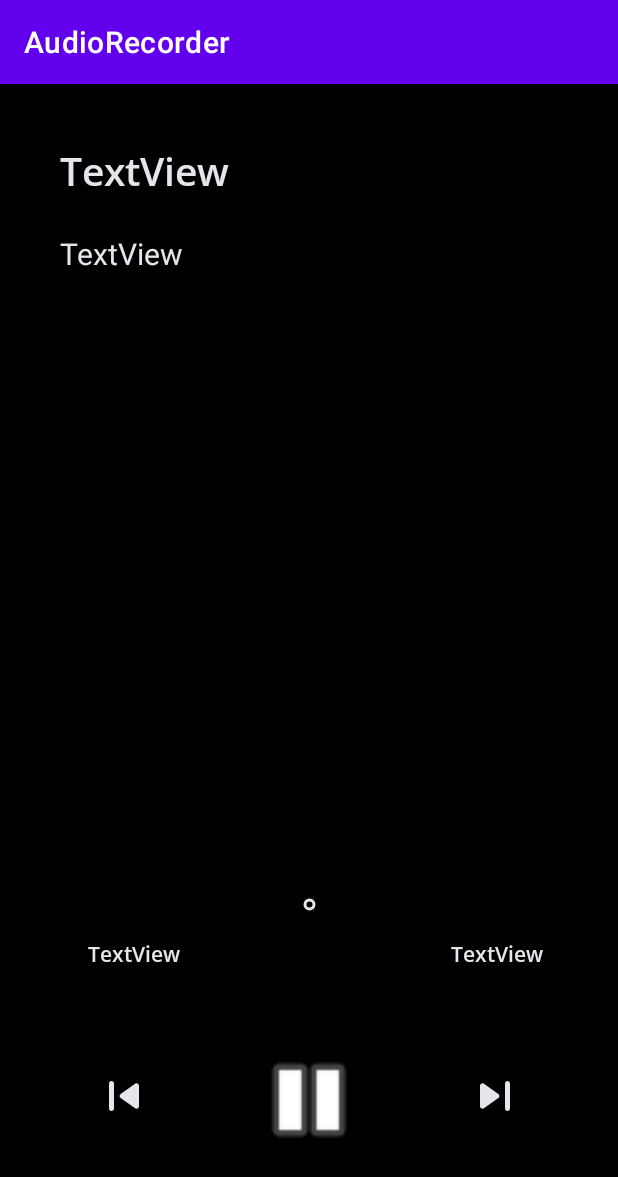
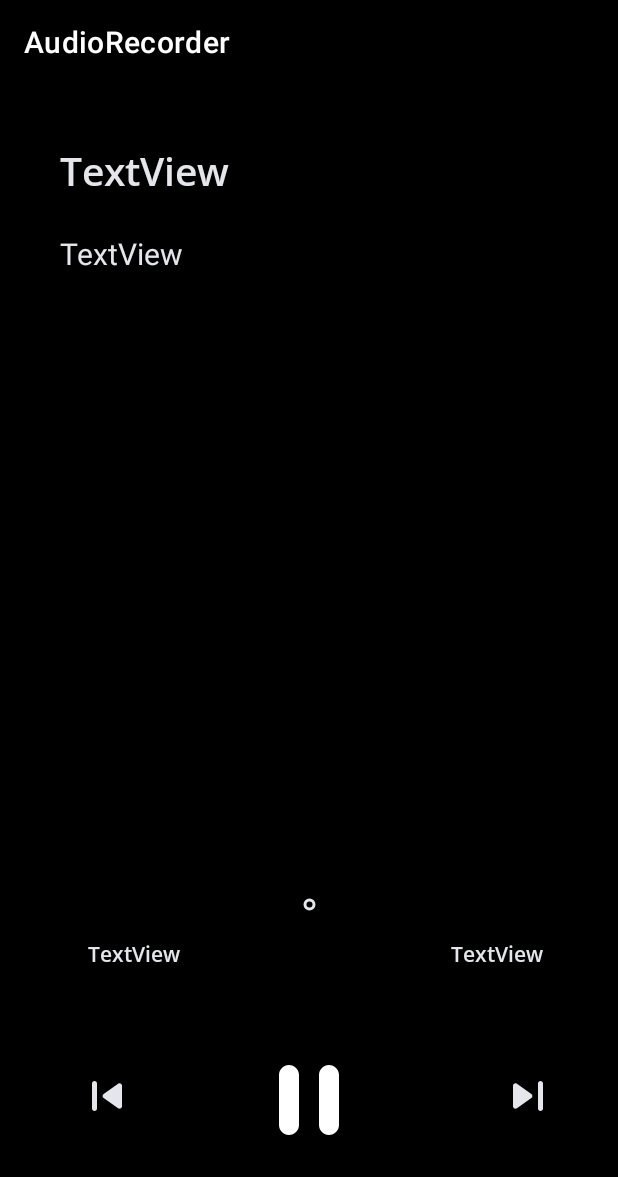
Before and after one commit to sanket099/AudioRecorder, an Android app: the PlayActivity screen opened directly, with no data from a screen before it, on a phone screen of 412 x 824 dp. Shown: the top 1177 px of the screen. Run offline under Robolectric (Android 15) with nearby library versions, the phone set to English and light mode, and no system bars; 1 statement that could not run was skipped.

Commit message:
play_activity

```diff
--- a/app/src/main/AndroidManifest.xml
+++ b/app/src/main/AndroidManifest.xml
@@ -3,8 +3,9 @@
     package="com.sanket.audiorecorder">
 
     <uses-permission android:name="android.permission.RECORD_AUDIO" />
-    <uses-permission android:name="android.permission.STORAGE" />
+
     <uses-permission android:name="android.permission.WRITE_EXTERNAL_STORAGE" />
+    <uses-permission android:name="android.permission.READ_EXTERNAL_STORAGE"/>
 
     <application
         android:allowBackup="true"
--- a/app/src/main/java/com/sanket/audiorecorder/AudioFilesActivity.kt
+++ b/app/src/main/java/com/sanket/audiorecorder/AudioFilesActivity.kt
@@ -83,6 +83,7 @@ class AudioFilesActivity : AppCompatActivity(), AudioFileAdapter.OnItemClickList
         println(audioList)
         startActivity(Intent(context, PlayActivity::class.java)
             .putExtra("AudioFile", item)
+                .putExtra("Position", audioList.indexOf(item))
             .putParcelableArrayListExtra("Array", audioList))
 
     }
--- a/app/src/main/java/com/sanket/audiorecorder/PlayActivity.kt
+++ b/app/src/main/java/com/sanket/audiorecorder/PlayActivity.kt
@@ -1,21 +1,21 @@
 package com.sanket.audiorecorder
 
-import android.R
-import android.R.attr.name
-import android.R.id
-import android.content.ContentUris
+
+
+import android.Manifest
+import android.content.pm.PackageManager
 import android.media.MediaPlayer
 import android.media.MediaPlayer.OnCompletionListener
 import android.net.Uri
 import android.os.Bundle
 import android.os.Handler
-import android.os.Parcelable
-import android.provider.MediaStore
-import android.text.TextUtils
+
 import android.view.View
 import android.widget.SeekBar
 import android.widget.Toast
 import androidx.appcompat.app.AppCompatActivity
+import androidx.core.app.ActivityCompat
+import androidx.core.content.ContextCompat
 import com.sanket.audiorecorder.databinding.ActivityPlayBinding
 
 
@@ -23,15 +23,15 @@ import com.sanket.audiorecorder.databinding.ActivityPlayBinding
 class PlayActivity : AppCompatActivity() {
     private lateinit var _binding : ActivityPlayBinding
     private var audioFile : AudioFileClass? = null
-    private var audioArray : ArrayList<AudioFileClass> = ArrayList<AudioFileClass>()
+    private lateinit var audioArray : ArrayList<AudioFileClass>
 
 
-    private lateinit var runnable:Runnable
-    private var handler: Handler = Handler()
+   /* private lateinit var runnable:Runnable
+    private var handler: Handler = Handler()*/
     private var pause:Boolean = false
-    private  var filePath : Uri? = null
+    private var filePath : Uri? = null
     private var mp : MediaPlayer? = null
-    private var position : Int = -1
+    private var position : Int = 0
 
 
     override fun onCreate(savedInstanceState: Bundle?) {
@@ -39,8 +39,9 @@ class PlayActivity : AppCompatActivity() {
         _binding = ActivityPlayBinding.inflate(layoutInflater)
         setContentView(_binding.root)
 
+        audioArray = ArrayList<AudioFileClass>()
         getObject()
-        show_play(false)
+        showPlay(false)
 
         playMahSong()
         seekBarInit()
@@ -52,37 +53,35 @@ class PlayActivity : AppCompatActivity() {
 
         })
 
-        _binding.ivPlay.setOnClickListener(View.OnClickListener {
-            prevSong()
+        _binding.ivPlay.setOnClickListener {
 
-            if(!pause){
+            if (!pause) {
                 if (mp != null) {
                     mp?.pause()
-                    show_play(true)
+                    showPlay(true)
                     pause = true
                 }
 
-            }
-            else{
+            } else {
                 pause = false
-                show_play(false)
+                showPlay(false)
                 playMahSong()
             }
 
-        })
+        }
 
 
-        _binding.ivPrev.setOnClickListener(View.OnClickListener {
+        _binding.ivPrev.setOnClickListener {
             prevSong()
 
-        })
+        }
 
         _binding.seekBar.setOnSeekBarChangeListener(object :
                 SeekBar.OnSeekBarChangeListener {
             override fun onProgressChanged(seek: SeekBar,
                                            progress: Int, fromUser: Boolean) {
 
-                if(mp != null && fromUser){
+                if (mp != null && fromUser) {
                     mp?.seekTo(progress * 1000)
                 }
                 // write custom code for progress is changed
@@ -104,10 +103,14 @@ class PlayActivity : AppCompatActivity() {
 
         audioFile = intent.getParcelableExtra<AudioFileClass>("AudioFile")
         audioArray = intent.getParcelableArrayListExtra<AudioFileClass>("Array")!!
-        if(audioFile != null && audioArray!= null){
+        if(audioFile != null){
             _binding.tvDate.text = audioFile?.getDate()
             _binding.tvTitle.text = audioFile?.getTitle()
             filePath = audioFile?.getUri()!!
+            _binding.tvDur.text = audioFile?.getDuration()
+
+            this.position = intent.getIntExtra("Position",0)
+            println("Pos get $position")
 
         }
 
@@ -120,20 +123,27 @@ class PlayActivity : AppCompatActivity() {
     }
 
     private fun nextSong() {
-        if (position < audioArray.size) {
+        println("POSITION : $position")
+        println("SIZE : ${audioArray.size}")
+        if (position < audioArray.size - 1 ) {
             /*if (shuffleOn) {
                 position = Random().nextInt(musicClasses.size() - 1)
             } else {
                 position++
             }*/
+                position++
 
 
             //path = musicClasses.get(position).getPath();
                 filePath = audioArray[position].getUri()
+            setTextViews(audioArray[position].getDate()!!, audioArray[position].getTitle()!!, audioArray[position].getDuration()!!)
             stopPlayer()
             playMahSong()
         } else {
+            pause = true
+            showPlay(true)
             Toast.makeText(this, "Last song :|", Toast.LENGTH_SHORT).show()
+            stopPlayer()
         }
     }
 
@@ -143,6 +153,7 @@ class PlayActivity : AppCompatActivity() {
 
             //path = musicClasses.get(position).getPath();
             filePath = audioArray[position].getUri()
+            setTextViews(audioArray[position].getDate()!!, audioArray[position].getTitle()!!, audioArray[position].getDuration()!!)
             stopPlayer()
             playMahSong()
         } else {
@@ -180,6 +191,7 @@ class PlayActivity : AppCompatActivity() {
                     _binding.seekBar.max = mp?.duration!! / 1000
                     val mCurrentPosition: Int = mp?.currentPosition!! / 1000
                     _binding.seekBar.progress = mCurrentPosition
+                    _binding.tvProg.text = recorderTime(mCurrentPosition)
                 }
                 mHandler.postDelayed(this, 1000)
             }
@@ -202,22 +214,25 @@ class PlayActivity : AppCompatActivity() {
 
                 if (mp == null) {
                     // player = new MediaPlayer();
+
+
                     mp = MediaPlayer.create(this, filePath)
                     //System.out.println("uri[0].toString() = " + uri[0].toString());
 
                     //  setUri(this,id);
-                   mp?.setOnCompletionListener(OnCompletionListener {
-                        /*if (repeatOn) {
+                   mp?.setOnCompletionListener {
+                       /*if (repeatOn) {
                             playThisSong()
                         } else if (shuffleOn) {
                             playAnySongShuffle()
                         } else nextSong()*/
                        nextSong()
-                    })
+                   }
                 }
                 mp?.start()
                 pause = false
-                show_play(false)
+                showPlay(false)
+
 
         } catch (e: Exception) {
 
@@ -237,15 +252,15 @@ class PlayActivity : AppCompatActivity() {
         playMahSong()
     }*/
 
-    private fun playThisSong() {
-       /* id = musicClasses.get(position).getId()
-        setTextViews(musicClasses.get(position).getTitle(), musicClasses.get(position).getArtist())*/
+   /* private fun playThisSong() {
+       *//* id = musicClasses.get(position).getId()
+        setTextViews(musicClasses.get(position).getTitle(), musicClasses.get(position).getArtist())*//*
         stopPlayer()
         playMahSong()
-    }
+    }*/
 
-    private fun show_play(b: Boolean) {
-        if (b) _binding.ivPlay.setImageResource(R.drawable.ic_media_play) else _binding.ivPlay.setImageResource(R.drawable.ic_media_pause)
+    private fun showPlay(b: Boolean) {
+        if (b) _binding.ivPlay.setImageResource(R.drawable.play_24) else _binding.ivPlay.setImageResource(R.drawable.pause_24dp)
     }
 
     /* public void play(View v) {
@@ -284,8 +299,67 @@ class PlayActivity : AppCompatActivity() {
         stopPlayer()
     }
 
-    fun stopPlaying(view: View?) {
+    private fun recorderTime(time : Int): String {
+        var second : Int = time
+        var minute : Int = 0
+        if (second == 60) {
+            minute++
+            second = 0
+        }
+
+        return String.format("%02d:%02d", minute, second)
+    }
+
+   /* fun stopPlaying(view: View?) {
+        stopPlayer()
+    }
+*/
+    /*override fun run() {
+        var currentPosition: Int = mp!!.currentPosition
+        val total: Int = mp!!.duration
+        while (mp != null && mp!!.isPlaying && currentPosition < total) {
+            currentPosition = try {
+                Thread.sleep(1000)
+                mp!!.currentPosition
+            } catch (e: InterruptedException) {
+                return
+            } catch (e: java.lang.Exception) {
+                return
+            }
+            _binding.seekBar.progress = currentPosition
+
+        }
+    }*/
+
+    /*private fun getMyTime(prog : Int) : S{
+        var min : Int = 0
+        if(prog < 60 ){
+
+        }else{
+
+        }
+    }
+*/
+
+    private fun setTextViews(date : String, name : String, duration : String){
+        _binding.tvDate.text = date
+        _binding.tvTitle.text = name
+
+        _binding.tvDur.text = duration
+
+    }
+
+    override fun onPause() {
+        super.onPause()
         stopPlayer()
     }
 
+    override fun onResume() {
+        super.onResume()
+        playMahSong()
+    }
+
+
+
+
 }
--- a/app/src/main/res/layout/activity_main.xml
+++ b/app/src/main/res/layout/activity_main.xml
@@ -5,6 +5,7 @@
     android:layout_width="match_parent"
     android:layout_height="match_parent"
     android:background="@color/black"
+
     tools:context=".MainActivity">
 
 
--- a/app/src/main/res/layout/activity_play.xml
+++ b/app/src/main/res/layout/activity_play.xml
@@ -26,6 +26,7 @@
         android:layout_height="wrap_content"
         android:layout_marginTop="23dp"
         android:text="TextView"
+
         android:textColor="@color/highlight"
         android:textSize="20sp"
         app:layout_constraintStart_toStartOf="@+id/tv_title"
@@ -36,6 +37,8 @@
         android:layout_width="80dp"
         android:layout_height="80dp"
         android:layout_marginTop="46dp"
+        android:clickable="true"
+        android:focusable="true"
         android:layout_marginBottom="50dp"
         app:layout_constraintBottom_toBottomOf="parent"
         app:layout_constraintEnd_toEndOf="parent"
@@ -61,7 +64,10 @@
         android:id="@+id/iv_next"
         android:layout_width="40dp"
         android:layout_height="40dp"
-        android:layout_marginEnd="62dp"
+        android:layout_marginEnd="40dp"
+        android:layout_marginStart="63dp"
+        android:clickable="true"
+        android:focusable="true"
         android:layout_marginBottom="73dp"
         app:layout_constraintBottom_toBottomOf="parent"
         app:layout_constraintEnd_toEndOf="parent"
@@ -71,8 +77,10 @@
         android:id="@+id/iv_prev"
         android:layout_width="40dp"
         android:layout_height="0dp"
-        android:layout_marginStart="62dp"
+        android:layout_marginStart="40dp"
         android:layout_marginEnd="63dp"
+        android:clickable="true"
+        android:focusable="true"
         app:layout_constraintBottom_toBottomOf="@+id/iv_next"
         app:layout_constraintEnd_toStartOf="@+id/iv_play"
         app:layout_constraintStart_toStartOf="parent"
--- a/app/src/main/res/values-night/themes.xml
+++ b/app/src/main/res/values-night/themes.xml
@@ -2,12 +2,12 @@
     <!-- Base application theme. -->
     <style name="Theme.AudioRecorder" parent="Theme.MaterialComponents.DayNight.DarkActionBar">
         <!-- Primary brand color. -->
-        <item name="colorPrimary">@color/purple_200</item>
-        <item name="colorPrimaryVariant">@color/purple_700</item>
-        <item name="colorOnPrimary">@color/black</item>
+        <item name="colorPrimary">@color/black</item>
+        <item name="colorPrimaryVariant">@color/black</item>
+        <item name="colorOnPrimary">@color/white</item>
         <!-- Secondary brand color. -->
         <item name="colorSecondary">@color/teal_200</item>
-        <item name="colorSecondaryVariant">@color/teal_200</item>
+        <item name="colorSecondaryVariant">@color/teal_700</item>
         <item name="colorOnSecondary">@color/black</item>
         <!-- Status bar color. -->
         <item name="android:statusBarColor" tools:targetApi="l">?attr/colorPrimaryVariant</item>
--- a/app/src/main/res/values/themes.xml
+++ b/app/src/main/res/values/themes.xml
@@ -2,8 +2,8 @@
     <!-- Base application theme. -->
     <style name="Theme.AudioRecorder" parent="Theme.MaterialComponents.DayNight.DarkActionBar">
         <!-- Primary brand color. -->
-        <item name="colorPrimary">@color/purple_500</item>
-        <item name="colorPrimaryVariant">@color/purple_700</item>
+        <item name="colorPrimary">@color/black</item>
+        <item name="colorPrimaryVariant">@color/black</item>
         <item name="colorOnPrimary">@color/white</item>
         <!-- Secondary brand color. -->
         <item name="colorSecondary">@color/teal_200</item>
```
Also changed, not shown: app/src/main/java/com/sanket/audiorecorder/MainActivity.kt (+24 -10 lines).
